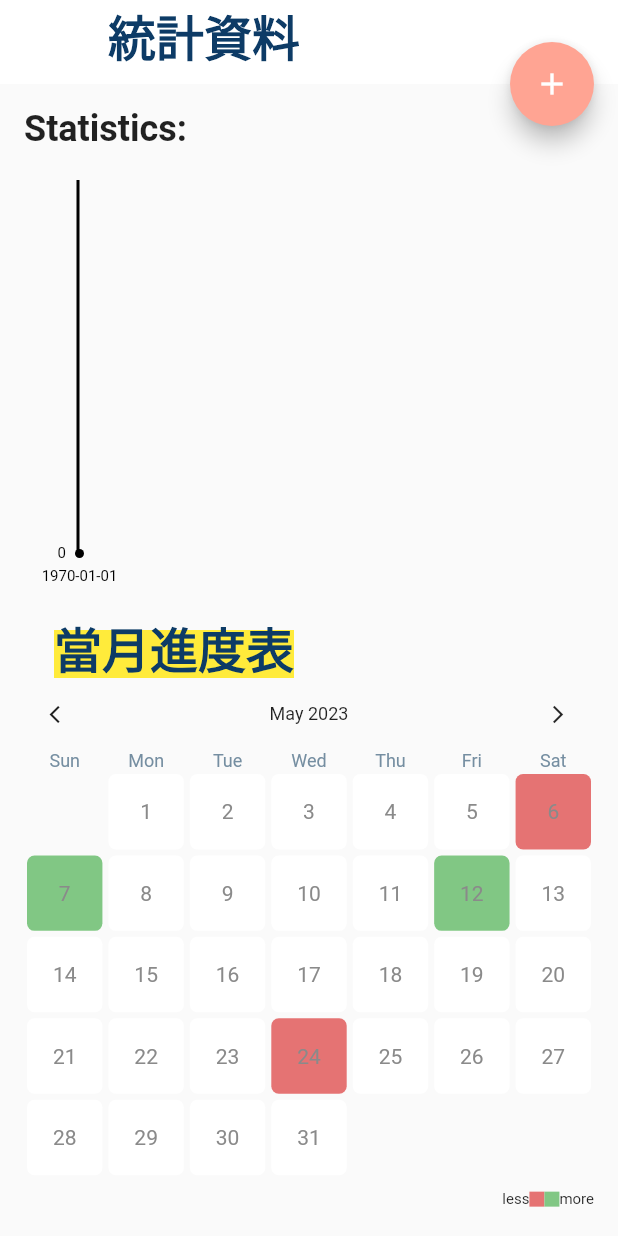
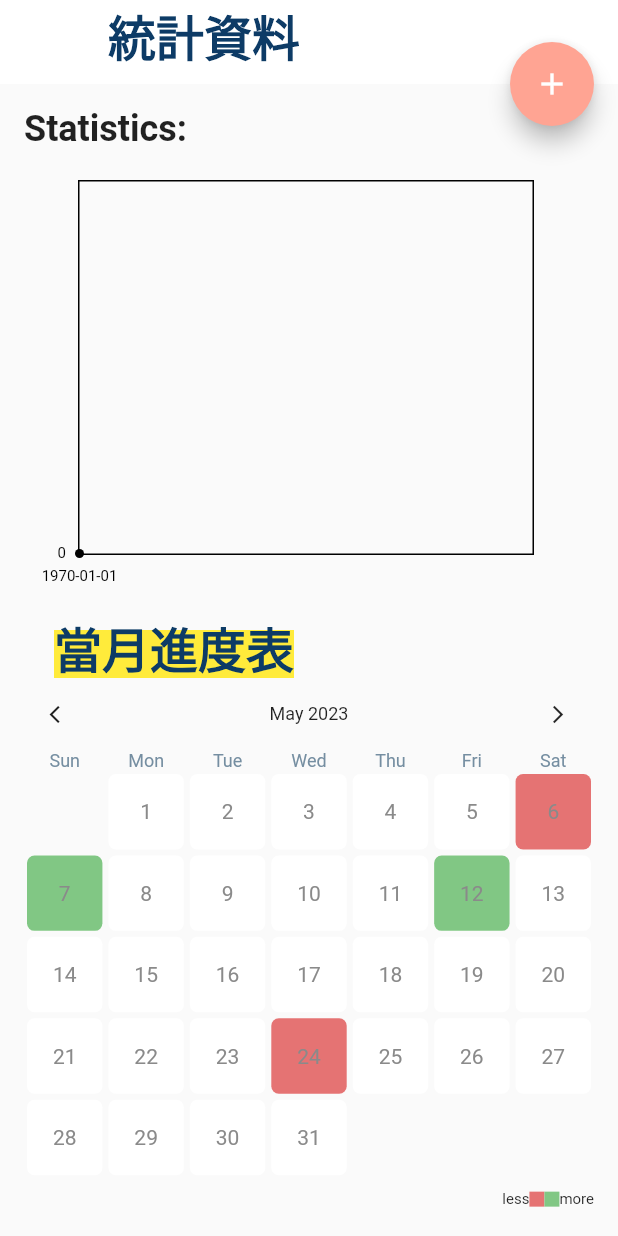
Before and after one commit to meimei-hsu/G12_HabitRabbit, a Flutter app: the StatisticPage screen opened directly with empty values, on a phone screen of 412 x 824 dp. Run offline on Flutter 3.47's test engine with Material 2 defaults, Android fonts, the phone set to English and light mode, and no system bars; drawn by our look-alikes of fl_chart; our stand-ins replace firebase_auth, firebase_core, firebase_database, flutter_heatmap_calendar, motion_toast, step_progress_indicator and 1 more; missing offline and left inert: level_map; accounts and stored records are empty.

Commit message:
adjust StatisticPage

```diff
--- a/lib/screens/StatisticPage.dart
+++ b/lib/screens/StatisticPage.dart
@@ -84,7 +84,7 @@ class _StatisticPageState extends State<StatisticPage> {
                     ),
                     Container(
                       height: 300,
-                      padding: EdgeInsets.only(right: 405, top: 20),
+                      padding: EdgeInsets.only(right: 40, top: 20),
                       child: LineChart(
                         LineChartData(
                           lineTouchData: LineTouchData(
```
